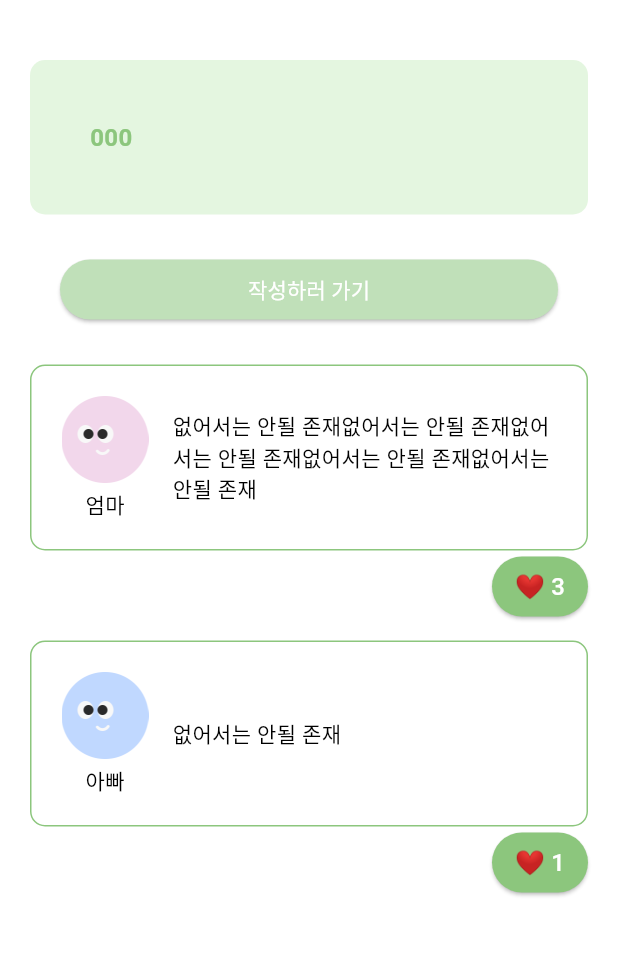
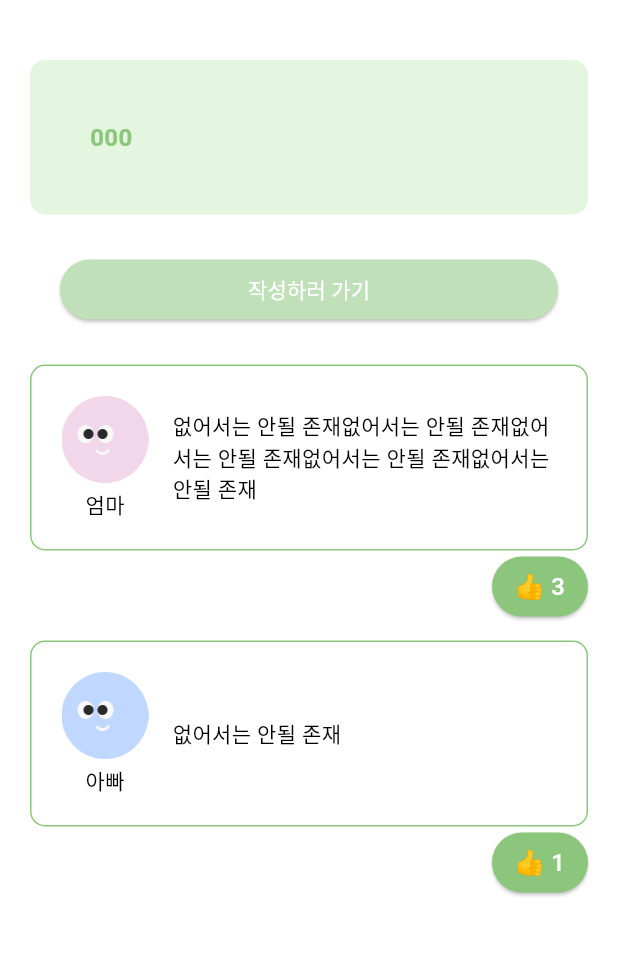
Before and after one commit to mimo626/modeni_app, a Flutter app: the QuestionDetailPage screen opened directly with empty values, on a phone screen of 412 x 824 dp, the part 60-1016 px from its top. Run offline on Flutter 3.47's test engine with Material 3 defaults, Android fonts, the phone set to English and light mode, and no system bars; our stand-ins replace flutter_svg, get, go_router.

Commit message:
질문 상세 화면 구현

```diff
--- a/lib/features/questions_list/presentation/pages/question_detail_page.dart
+++ b/lib/features/questions_list/presentation/pages/question_detail_page.dart
@@ -162,7 +162,7 @@ class FamilyCard extends StatelessWidget {
                 foregroundColor: AppColors.primaryColor,
                 shape: RoundedRectangleBorder(borderRadius: BorderRadius.circular(20)),
               ),
-              child: Text("❤️ ${member.heartCount}", style: AppTextStyles.medium16.copyWith(color: AppColors.whiteColor),),
+              child: Text("👍️ ${member.heartCount}", style: AppTextStyles.medium16.copyWith(color: AppColors.whiteColor),),
             ),
           ),
         ],
```
